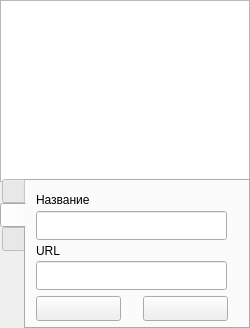
First picture: the form in src/krudio.ui, repository alexyalinc/krudio, before the edit.
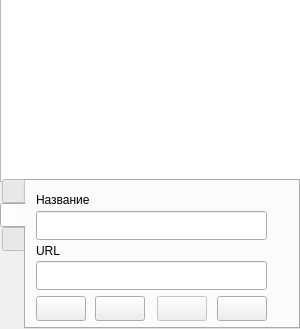
Second picture: the form after the edit. The open tabs and pages were chosen to show the change. Icons and pictures are not drawn.

Commit message: Add icons in table, add edit stations

What changed in the file:
```diff
--- a/src/krudio.ui
+++ b/src/krudio.ui
@@ -6,22 +6,10 @@
    <rect>
     <x>0</x>
     <y>0</y>
-    <width>250</width>
-    <height>328</height>
+    <width>300</width>
+    <height>329</height>
    </rect>
   </property>
-  <property name="minimumSize">
-   <size>
-    <width>250</width>
-    <height>328</height>
-   </size>
-  </property>
-  <property name="maximumSize">
-   <size>
-    <width>250</width>
-    <height>328</height>
-   </size>
-  </property>
   <property name="windowTitle">
    <string>Krudio</string>
   </property>
@@ -37,9 +25,9 @@
     <property name="geometry">
      <rect>
       <x>0</x>
-      <y>0</y>
-      <width>250</width>
-      <height>182</height>
+      <y>-1</y>
+      <width>301</width>
+      <height>183</height>
      </rect>
     </property>
     <property name="lineWidth">
@@ -57,7 +45,7 @@
      <rect>
       <x>0</x>
       <y>179</y>
-      <width>250</width>
+      <width>300</width>
       <height>150</height>
      </rect>
     </property>
@@ -304,7 +292,7 @@
        <rect>
         <x>10</x>
         <y>30</y>
-        <width>191</width>
+        <width>231</width>
         <height>29</height>
        </rect>
       </property>
@@ -327,7 +315,7 @@
        <rect>
         <x>10</x>
         <y>80</y>
-        <width>191</width>
+        <width>231</width>
         <height>29</height>
        </rect>
       </property>
@@ -350,7 +338,7 @@
        <rect>
         <x>10</x>
         <y>115</y>
-        <width>85</width>
+        <width>50</width>
         <height>25</height>
        </rect>
       </property>
@@ -371,9 +359,9 @@
      <widget class="QPushButton" name="pushButton_3">
       <property name="geometry">
        <rect>
-        <x>117</x>
+        <x>69</x>
         <y>115</y>
-        <width>85</width>
+        <width>50</width>
         <height>25</height>
        </rect>
       </property>
@@ -385,6 +373,41 @@
         <normaloff>.</normaloff>.</iconset>
       </property>
      </widget>
+     <widget class="QPushButton" name="saveStation">
+      <property name="enabled">
+       <bool>false</bool>
+      </property>
+      <property name="geometry">
+       <rect>
+        <x>131</x>
+        <y>115</y>
+        <width>50</width>
+        <height>25</height>
+       </rect>
+      </property>
+      <property name="text">
+       <string/>
+      </property>
+      <property name="icon">
+       <iconset theme="document-save"/>
+      </property>
+     </widget>
+     <widget class="QPushButton" name="editStation">
+      <property name="geometry">
+       <rect>
+        <x>191</x>
+        <y>115</y>
+        <width>50</width>
+        <height>25</height>
+       </rect>
+      </property>
+      <property name="text">
+       <string/>
+      </property>
+      <property name="icon">
+       <iconset theme="document-edit"/>
+      </property>
+     </widget>
     </widget>
     <widget class="QWidget" name="tab_4">
      <attribute name="icon">
```
Left out of the diff: 28 changed lines with no effect on the pictures. The commit also changes 2 other files.
